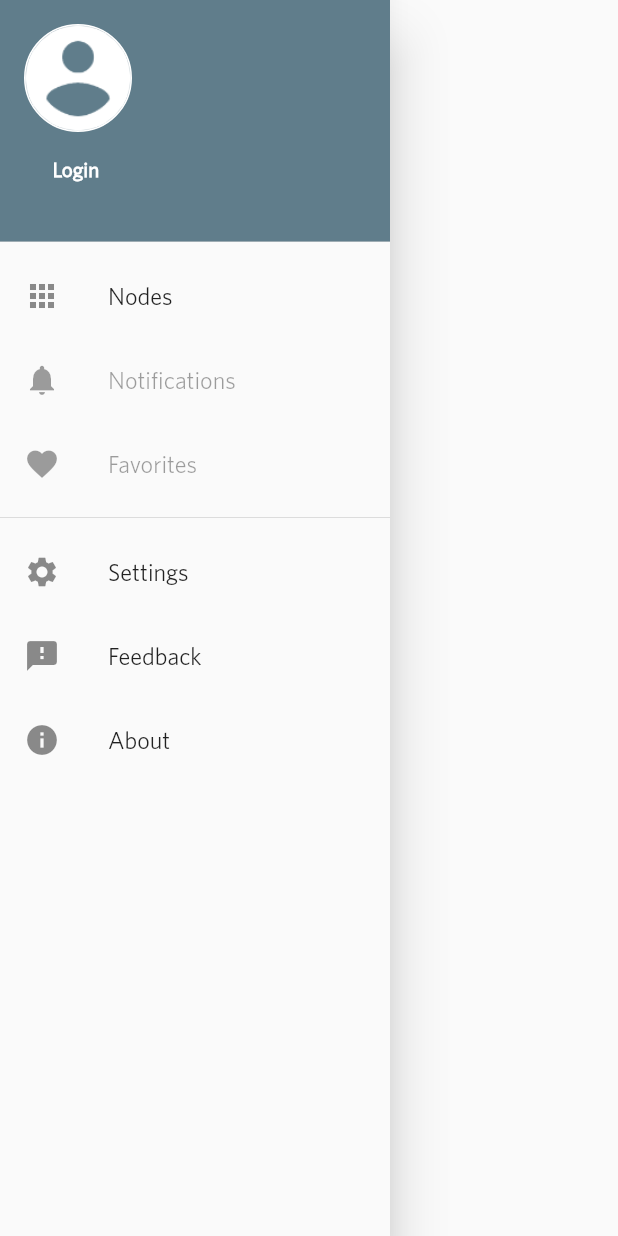
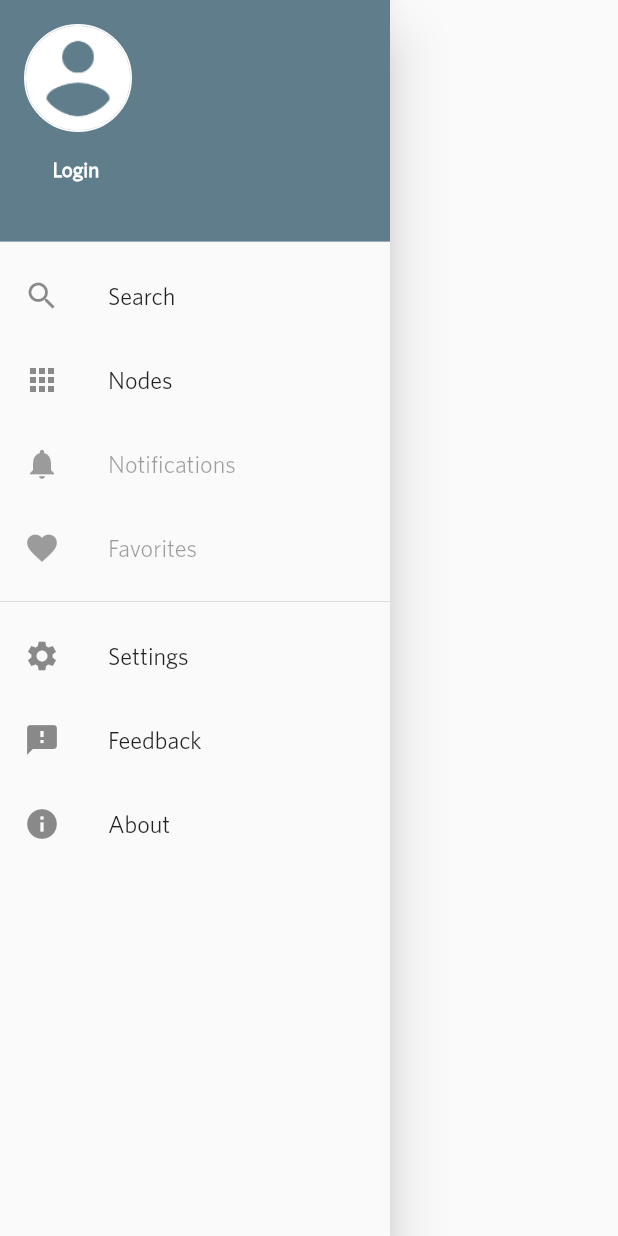
Before and after one commit to w4mxl/V2LF, a Flutter app: the DrawerLeft widget shown alone on an empty page, opened directly, on a phone screen of 412 x 824 dp. Run offline on Flutter 3.47's test engine with Material 2 defaults, Android fonts, the phone set to English and light mode, and no system bars; our stand-ins replace cached_network_image, cookie_jar, dio, event_bus, flare_flutter, flutter_html and 4 more; missing offline and left inert: launch_review, xpath; accounts and stored records are empty; network calls fail.

Commit message:
新增：left drawer 添加搜索入口

```diff
--- a/lib/components/drawer_left.dart
+++ b/lib/components/drawer_left.dart
@@ -2,6 +2,7 @@ import 'dart:async';
 
 import 'package:flutter/gestures.dart';
 import 'package:flutter/material.dart';
+import 'package:flutter_app/components/search_delegate.dart';
 import 'package:flutter_app/i10n/localization_intl.dart';
 import 'package:flutter_app/model/jinrishici.dart';
 import 'package:flutter_app/network/api_network.dart';
@@ -154,6 +155,14 @@ class _DrawerLeftState extends State<DrawerLeft> {
             ),*/
 
               new ListTile(
+                leading: new Icon(Icons.search),
+                title: new Text('Search'),
+                onTap: () {
+                  Navigator.pop(context);
+                  showSearch(context: context, delegate: MySearchDelegate());
+                },
+              ),
+              new ListTile(
                 leading: new Icon(Icons.apps),
                 title: new Text(MyLocalizations.of(context).nodes),
                 onTap: () {
@@ -162,7 +171,7 @@ class _DrawerLeftState extends State<DrawerLeft> {
                 },
               ),
               new ListTile(
-                enabled: userName.isNotEmpty, // todo 登录后打开
+                enabled: userName.isNotEmpty, // 登录后打开
                 leading: new Icon(Icons.notifications),
                 title: new Text(MyLocalizations.of(context).notifications),
                 onTap: () {
@@ -171,7 +180,7 @@ class _DrawerLeftState extends State<DrawerLeft> {
                 },
               ),
               new ListTile(
-                enabled: userName.isNotEmpty, // todo 登录后打开
+                enabled: userName.isNotEmpty, // 登录后打开
                 leading: new Icon(Icons.favorite),
                 title: new Text(MyLocalizations.of(context).favorites),
                 onTap: () {
--- /dev/null
+++ b/lib/components/search_delegate.dart
@@ -0,0 +1,75 @@
+import 'package:flutter/material.dart';
+import 'package:flutter_app/model/web/node.dart';
+
+/**
+ * @author: wml
+ * @date  : 2019/3/19 10:10 PM
+ * @email : mxl1989@gmail.com
+ * @desc  : SearchDelegate
+ */
+
+
+List<NodeItem> allNodes = <NodeItem>[];
+
+class MySearchDelegate extends SearchDelegate<String> {
+  final List<NodeItem> meLikeNodes = <NodeItem>[
+    NodeItem('share', '分享发现'),
+    NodeItem('programmer', '程序员'),
+    NodeItem('kindle', 'Kindle'),
+    NodeItem('iphone', 'iPhone'),
+    NodeItem('ipad', 'iPad'),
+    NodeItem('invest', '投资'),
+    NodeItem('jobs', '酷工作'),
+    NodeItem('shanghai', '上海'),
+  ];
+
+  @override
+  List<Widget> buildActions(BuildContext context) {
+    return [
+      IconButton(
+        icon: Icon(Icons.close),
+        onPressed: () {
+          query = "";
+        },
+      )
+    ];
+  }
+
+  @override
+  Widget buildLeading(BuildContext context) {
+    return IconButton(
+      icon: AnimatedIcon(icon: AnimatedIcons.menu_arrow, progress: transitionAnimation),
+      onPressed: () {
+        close(context, null);
+      },
+    );
+  }
+
+  @override
+  Widget buildResults(BuildContext context) {
+    return Center(child: Text('┐(´-｀)┌'));
+  }
+
+  @override
+  Widget buildSuggestions(BuildContext context) {
+    final suggestionNodes = query.isEmpty ? meLikeNodes : allNodes.where((p) => p.nodeName.startsWith(query)).toList();
+
+    return ListView.builder(
+      itemBuilder: (context, index) => ListTile(
+        leading: Icon(Icons.navigate_next),
+        title: RichText(
+            text: TextSpan(
+                text: suggestionNodes[index].nodeName.substring(0, query.length),
+                style: TextStyle(color: Colors.black87, fontWeight: FontWeight.bold),
+                children: [
+                  TextSpan(
+                      text: suggestionNodes[index].nodeName.substring(query.length),
+                      style: DefaultTextStyle.of(context).style)
+                ])),
+        onTap: null
+//            Navigator.push(context, MaterialPageRoute(builder: (context) => new NodeTopics(suggestionNodes[index]))),
+      ),
+      itemCount: suggestionNodes.length,
+    );
+  }
+}
--- a/lib/page_nodes.dart
+++ b/lib/page_nodes.dart
@@ -171,7 +171,6 @@ class DataSearch extends SearchDelegate<String> {
 
     return ListView.builder(
       itemBuilder: (context, index) => ListTile(
-            leading: Icon(Icons.forward),
             title: RichText(
                 text: TextSpan(
                     text: suggestionNodes[index].nodeName.substring(0, query.length),
@@ -181,6 +180,7 @@ class DataSearch extends SearchDelegate<String> {
                       text: suggestionNodes[index].nodeName.substring(query.length),
                       style: DefaultTextStyle.of(context).style)
                 ])),
+            trailing: Icon(Icons.navigate_next),
             onTap: () =>
                 Navigator.push(context, MaterialPageRoute(builder: (context) => new NodeTopics(suggestionNodes[index]))),
           ),
```
Also changed, not shown: 1 other file.
